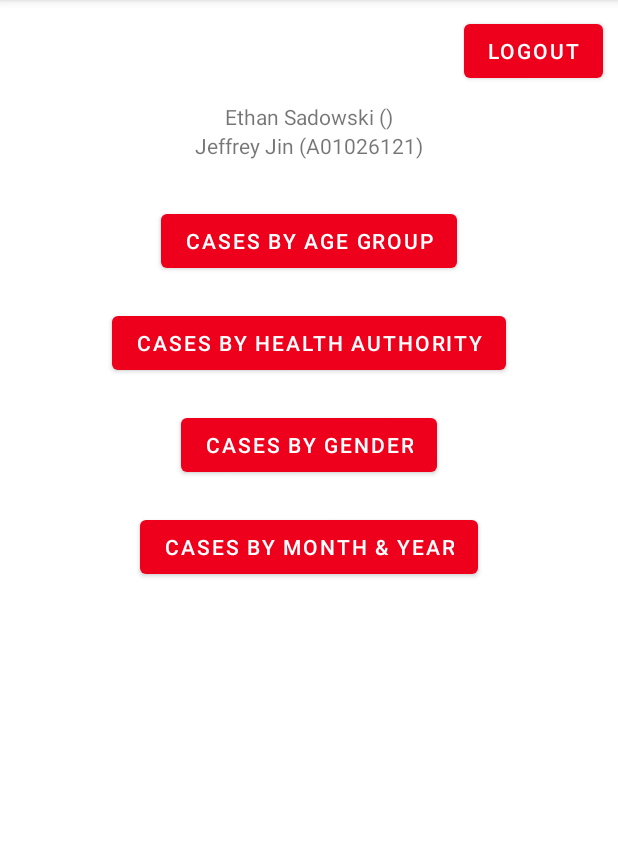
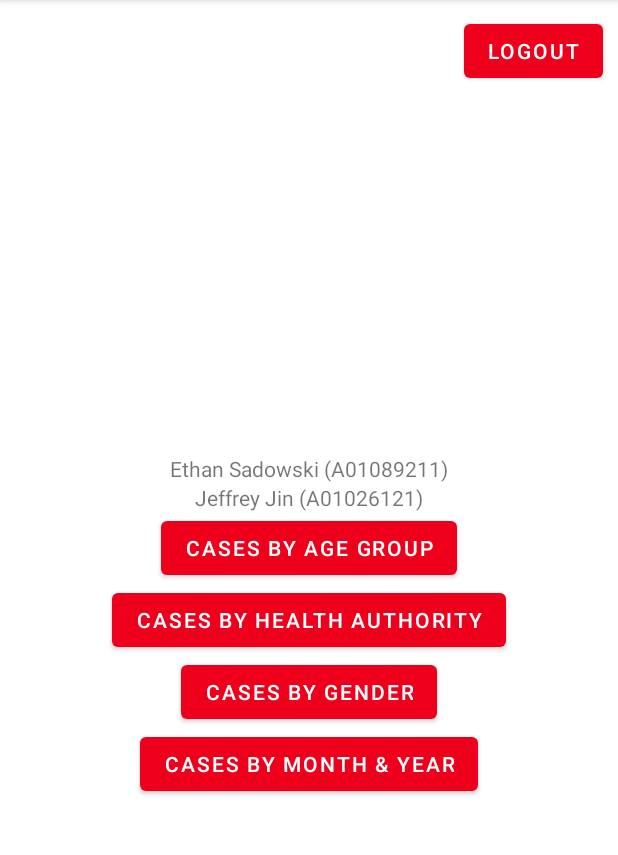
Before and after one commit to JeffXJin/COMP3717Assignment2, an Android app: the MainActivity screen opened directly, with no data from a screen before it, on a phone screen of 412 x 824 dp, the part 84-939 px from its top. Run offline under Robolectric (Android 15) with nearby library versions, the phone set to English and light mode, and no system bars; our stand-ins replace Firebase (no records; nobody signed in at launch, a user with empty details on screens opened directly).

Commit message:
Updated main page layout

```diff
--- a/app/src/main/res/layout/activity_main.xml
+++ b/app/src/main/res/layout/activity_main.xml
@@ -4,6 +4,7 @@
     xmlns:tools="http://schemas.android.com/tools"
     android:layout_width="match_parent"
     android:layout_height="match_parent"
+    android:layout_gravity="center"
     android:orientation="vertical"
     tools:context=".MainActivity">
 
@@ -25,27 +26,22 @@
 
     <LinearLayout
         android:layout_width="match_parent"
-        android:layout_height="wrap_content"
-        android:gravity="center"
+        android:layout_height="match_parent"
+        android:gravity="center|center_vertical"
         android:orientation="vertical">
 
         <TextView
             android:layout_width="wrap_content"
             android:layout_height="wrap_content"
-            android:text="@string/student1">
-        </TextView>
+            android:text="@string/student1"></TextView>
 
         <TextView
             android:layout_width="wrap_content"
             android:layout_height="wrap_content"
-            android:text="@string/student2"
-            android:layout_marginBottom="20dp"
-            >
-        </TextView>
+            android:text="@string/student2"></TextView>
 
         <Button
             android:id="@+id/ageButton"
-            android:layout_margin="10dp"
             android:layout_width="wrap_content"
             android:layout_height="wrap_content"
             android:onClick="onAgeClick"
@@ -53,7 +49,6 @@
 
         <Button
             android:id="@+id/healthButton"
-            android:layout_margin="10dp"
             android:layout_width="wrap_content"
             android:layout_height="wrap_content"
             android:onClick="onHealthClick"
@@ -61,7 +56,6 @@
 
         <Button
             android:id="@+id/genderButton"
-            android:layout_margin="10dp"
             android:layout_width="wrap_content"
             android:layout_height="wrap_content"
             android:onClick="onGenderClick"
@@ -69,7 +63,6 @@
 
         <Button
             android:id="@+id/dateButton"
-            android:layout_margin="10dp"
             android:layout_width="wrap_content"
             android:layout_height="wrap_content"
             android:onClick="onDateClick"
--- a/app/src/main/res/values/strings.xml
+++ b/app/src/main/res/values/strings.xml
@@ -1,7 +1,7 @@
 <resources>
     <string name="app_name">JIN_SADOWSKI</string>
     <string name="student2">Jeffrey Jin (A01026121)</string>
-    <string name="student1">Ethan Sadowski ()</string>
+    <string name="student1">Ethan Sadowski (A01089211)</string>
     <string name="age_group_cases">Cases by age group</string>
     <string name="health_authority_cases">Cases by health authority</string>
     <string name="gender_cases">Cases by gender</string>
```
